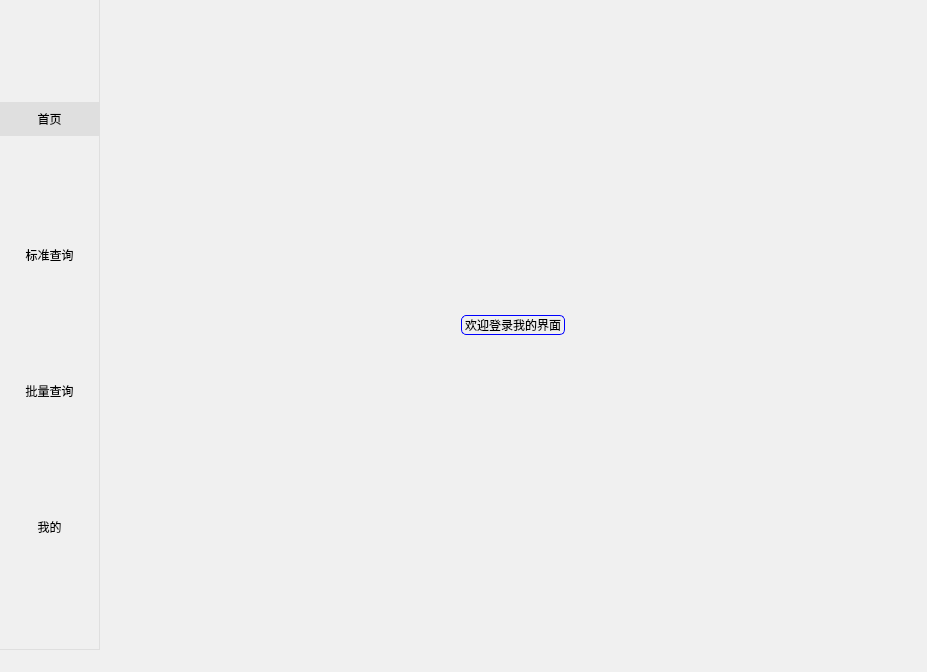
Old version of the form UI/Main.ui in the repository hyooeewee/Toolbox-of-Standard.
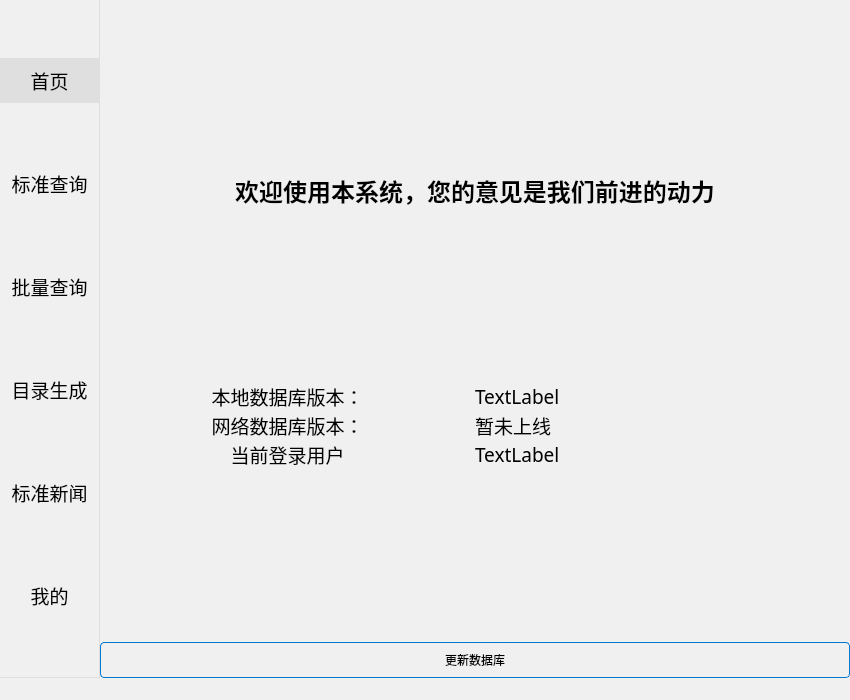
New version of the form. The open tabs and pages were chosen to show the change. Icons and pictures are not drawn.

Diff of the .ui file:
```diff
--- a/UI/Main.ui
+++ b/UI/Main.ui
@@ -6,10 +6,16 @@
    <rect>
     <x>0</x>
     <y>0</y>
-    <width>927</width>
-    <height>672</height>
+    <width>850</width>
+    <height>700</height>
    </rect>
   </property>
+  <property name="maximumSize">
+   <size>
+    <width>850</width>
+    <height>700</height>
+   </size>
+  </property>
   <property name="font">
    <font>
     <family>幼圆</family>
@@ -240,6 +246,12 @@
                  <height>0</height>
                 </size>
                </property>
+               <property name="font">
+                <font>
+                 <family>微软雅黑</family>
+                 <pointsize>14</pointsize>
+                </font>
+               </property>
                <property name="text">
                 <string>首页</string>
                </property>
@@ -264,7 +276,8 @@
                </property>
                <property name="font">
                 <font>
-                 <family>幼圆</family>
+                 <family>微软雅黑</family>
+                 <pointsize>14</pointsize>
                  <weight>50</weight>
                  <italic>false</italic>
                  <bold>false</bold>
@@ -283,6 +296,12 @@
              </item>
              <item>
               <widget class="QPushButton" name="pushButton_CheckList">
+               <property name="font">
+                <font>
+                 <family>微软雅黑</family>
+                 <pointsize>14</pointsize>
+                </font>
+               </property>
                <property name="text">
                 <string>批量查询</string>
                </property>
@@ -294,6 +313,32 @@
                </property>
               </widget>
              </item>
+             <item>
+              <widget class="QPushButton" name="pushButton_Generate">
+               <property name="font">
+                <font>
+                 <family>微软雅黑</family>
+                 <pointsize>14</pointsize>
+                </font>
+               </property>
+               <property name="text">
+                <string>目录生成</string>
+               </property>
+              </widget>
+             </item>
+             <item>
+              <widget class="QPushButton" name="pushButton_News">
+               <property name="font">
+                <font>
+                 <family>微软雅黑</family>
+                 <pointsize>14</pointsize>
+                </font>
+               </property>
+               <property name="text">
+                <string>标准新闻</string>
+               </property>
+              </widget>
+             </item>
              <item>
               <widget class="QPushButton" name="pushButton_My">
                <property name="minimumSize">
@@ -302,6 +347,12 @@
                  <height>0</height>
                 </size>
                </property>
+               <property name="font">
+                <font>
+                 <family>微软雅黑</family>
+                 <pointsize>14</pointsize>
+                </font>
+               </property>
                <property name="text">
                 <string>我的</string>
                </property>
@@ -380,18 +431,145 @@
                  <property name="bottomMargin">
                   <number>0</number>
                  </property>
-                 <item alignment="Qt::AlignHCenter|Qt::AlignVCenter">
-                  <widget class="QLabel" name="label">
-                   <property name="styleSheet">
-                    <string notr="true">color: rgb(0, 0, 0);
-font: 20pt &quot;Aa而墨行书&quot;;
-border: 1px solid blue;
-border-radius: 5px;</string>
-                   </property>
-                   <property name="text">
-                    <string>欢迎登录我的界面</string>
-                   </property>
-                  </widget>
+                 <item>
+                  <layout class="QGridLayout" name="gridLayout">
+                   <item row="4" column="0">
+                    <widget class="QLabel" name="label_4">
+                     <property name="font">
+                      <font>
+                       <family>微软雅黑</family>
+                       <pointsize>14</pointsize>
+                      </font>
+                     </property>
+                     <property name="text">
+                      <string>&lt;html&gt;&lt;head/&gt;&lt;body&gt;&lt;p align=&quot;center&quot;&gt;网络数据库版本：&lt;/p&gt;&lt;/body&gt;&lt;/html&gt;</string>
+                     </property>
+                    </widget>
+                   </item>
+                   <item row="2" column="0">
+                    <spacer name="verticalSpacer_3">
+                     <property name="orientation">
+                      <enum>Qt::Vertical</enum>
+                     </property>
+                     <property name="sizeHint" stdset="0">
+                      <size>
+                       <width>20</width>
+                       <height>40</height>
+                      </size>
+                     </property>
+                    </spacer>
+                   </item>
+                   <item row="0" column="0">
+                    <spacer name="verticalSpacer_2">
+                     <property name="orientation">
+                      <enum>Qt::Vertical</enum>
+                     </property>
+                     <property name="sizeHint" stdset="0">
+                      <size>
+                       <width>20</width>
+                       <height>40</height>
+                      </size>
+                     </property>
+                    </spacer>
+                   </item>
+                   <item row="6" column="0">
+                    <spacer name="verticalSpacer">
+                     <property name="orientation">
+                      <enum>Qt::Vertical</enum>
+                     </property>
+                     <property name="sizeHint" stdset="0">
+                      <size>
+                       <width>20</width>
+                       <height>20</height>
+                      </size>
+                     </property>
+                    </spacer>
+                   </item>
+                   <item row="1" column="0" colspan="2">
+                    <widget class="QLabel" name="label">
+                     <property name="font">
+                      <font>
+                       <family>微软雅黑</family>
+                      </font>
+                     </property>
+                     <property name="text">
+                      <string>&lt;html&gt;&lt;head/&gt;&lt;body&gt;&lt;p align=&quot;center&quot;&gt;&lt;span style=&quot; font-size:18pt; font-weight:600;&quot;&gt;欢迎使用本系统，您的意见是我们前进的动力&lt;/span&gt;&lt;/p&gt;&lt;/body&gt;&lt;/html&gt;</string>
+                     </property>
+                    </widget>
+                   </item>
+                   <item row="4" column="1">
+                    <widget class="QLabel" name="label_OnlineDB_V">
+                     <property name="font">
+                      <font>
+                       <family>微软雅黑</family>
+                       <pointsize>14</pointsize>
+                      </font>
+                     </property>
+                     <property name="text">
+                      <string>暂未上线</string>
+                     </property>
+                    </widget>
+                   </item>
+                   <item row="3" column="0">
+                    <widget class="QLabel" name="label_2">
+                     <property name="font">
+                      <font>
+                       <family>微软雅黑</family>
+                       <pointsize>14</pointsize>
+                      </font>
+                     </property>
+                     <property name="text">
+                      <string>&lt;html&gt;&lt;head/&gt;&lt;body&gt;&lt;p align=&quot;center&quot;&gt;本地数据库版本：&lt;/p&gt;&lt;/body&gt;&lt;/html&gt;</string>
+                     </property>
+                    </widget>
+                   </item>
+                   <item row="3" column="1">
+                    <widget class="QLabel" name="label_LocalDB_V">
+                     <property name="font">
+                      <font>
+                       <family>微软雅黑</family>
+                       <pointsize>14</pointsize>
+                      </font>
+                     </property>
+                     <property name="text">
+                      <string>TextLabel</string>
+                     </property>
+                    </widget>
+                   </item>
+                   <item row="5" column="0">
+                    <widget class="QLabel" name="label_6">
+                     <property name="font">
+                      <font>
+                       <family>微软雅黑</family>
+                       <pointsize>14</pointsize>
+                      </font>
+                     </property>
+                     <property name="text">
+                      <string>&lt;html&gt;&lt;head/&gt;&lt;body&gt;&lt;p align=&quot;center&quot;&gt;当前登录用户&lt;/p&gt;&lt;/body&gt;&lt;/html&gt;</string>
+                     </property>
+                    </widget>
+                   </item>
+                   <item row="5" column="1">
+                    <widget class="QLabel" name="label_UserName">
+                     <property name="font">
+                      <font>
+                       <family>微软雅黑</family>
+                       <pointsize>14</pointsize>
+                      </font>
+                     </property>
+                     <property name="text">
+                      <string>TextLabel</string>
+                     </property>
+                    </widget>
+                   </item>
+                   <item row="7" column="0" colspan="2">
+                    <widget class="QPushButton" name="pushButton_Export">
+                     <property name="text">
+                      <string>更新数据库</string>
+                     </property>
+                    </widget>
+                   </item>
+                  </layout>
                  </item>
                 </layout>
                </widget>
@@ -661,8 +839,8 @@
                       </column>
                      </widget>
                     </item>
-                    <item alignment="Qt::AlignRight">
-                     <widget class="QPushButton" name="pushButton_Export">
+                    <item>
+                     <widget class="QPushButton" name="pushButton_DownLoad">
                       <property name="sizePolicy">
                        <sizepolicy hsizetype="Preferred" vsizetype="Preferred">
                         <horstretch>0</horstretch>
```
Left out of the diff: 49 changed lines with no effect on the pictures.
